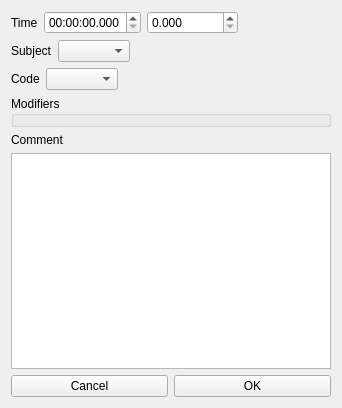
The window that edit_event.ui (olivierfriard/BORIS) describes before a commit, drawn with Qt 5.
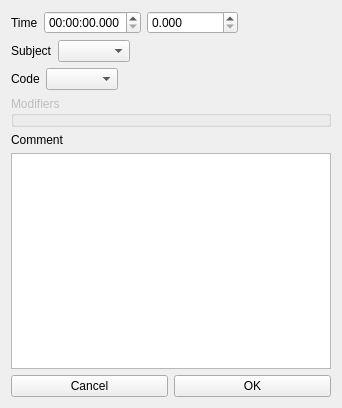
The same window after the commit.

Patch:
```diff
--- a/edit_event.ui
+++ b/edit_event.ui
@@ -117,6 +117,9 @@
      </item>
      <item>
       <widget class="QGroupBox" name="groupBox">
+       <property name="enabled">
+        <bool>false</bool>
+       </property>
        <property name="title">
         <string>Modifiers</string>
        </property>
```
